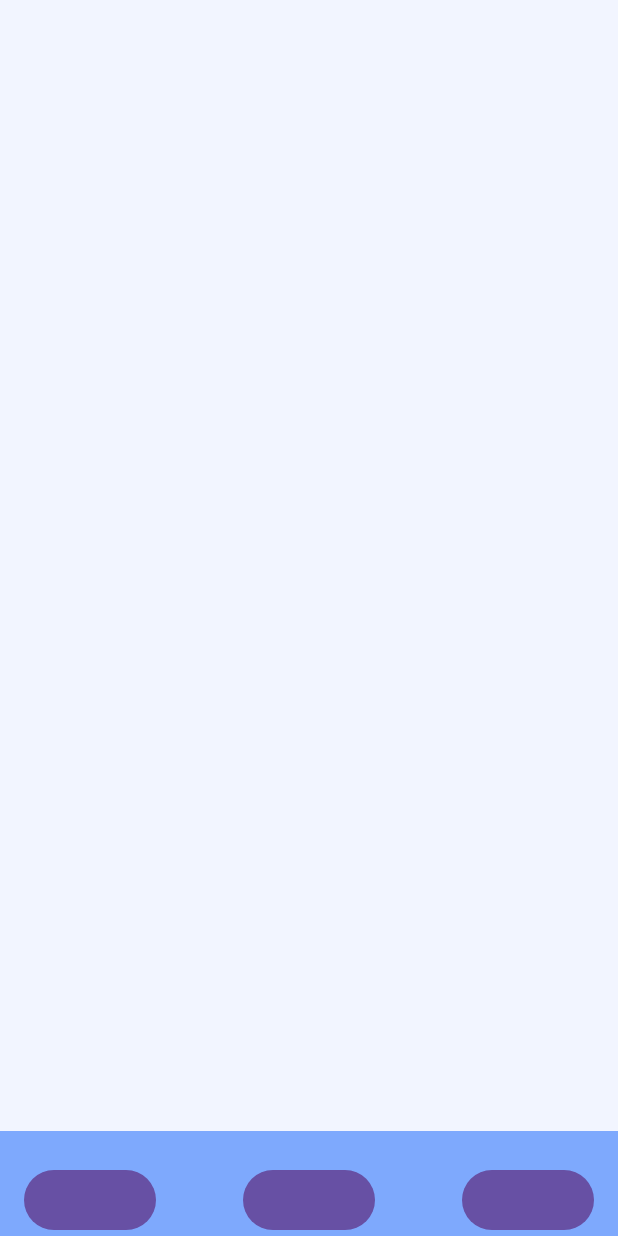
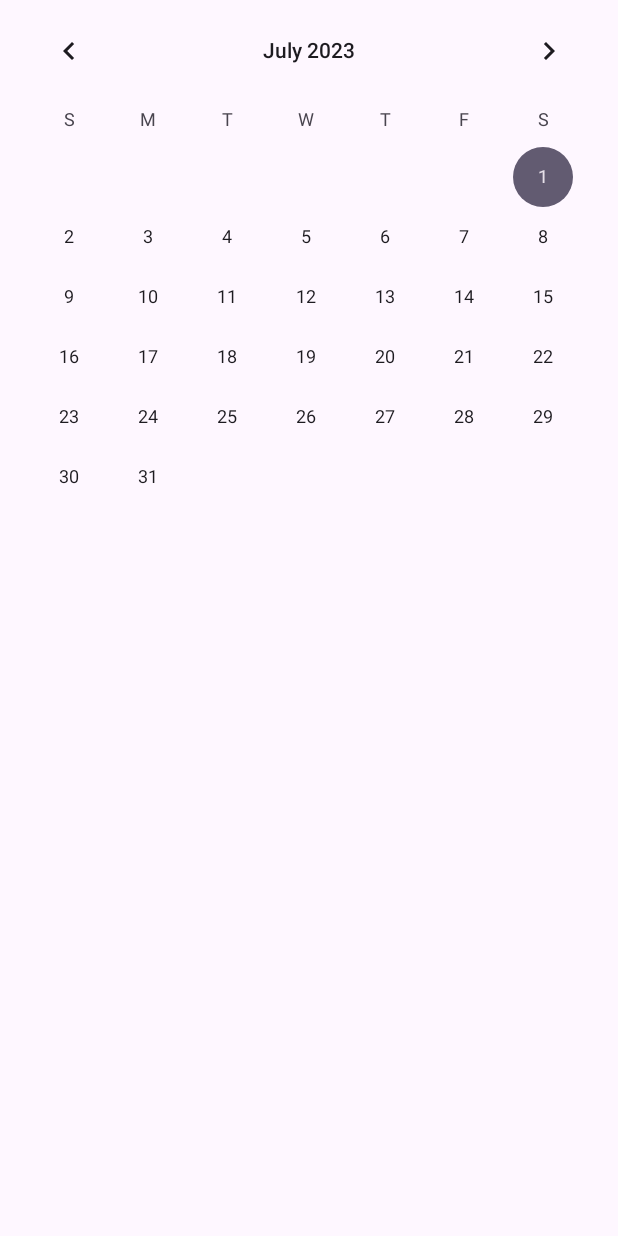
Before and after one commit to HANIUM-MindFriend/mindfriend-front, an Android app: the screen it shows after launch (Calendar), on a phone screen of 412 x 824 dp. Run offline under Robolectric (Android 15) with nearby library versions, the phone set to English and light mode, and no system bars.

Commit message:
feat 캘린더

```diff
--- a/app/src/main/java/com/example/mindfriendfront/Calendar.kt
+++ b/app/src/main/java/com/example/mindfriendfront/Calendar.kt
@@ -2,10 +2,27 @@ package com.example.mindfriendfront
 
 import androidx.appcompat.app.AppCompatActivity
 import android.os.Bundle
+import android.widget.TextView
+import android.widget.CalendarView
+
+
 
 class Calendar : AppCompatActivity() {
+
+    private lateinit var calendarView: CalendarView
+    private lateinit var selectedDateTextView: TextView
     override fun onCreate(savedInstanceState: Bundle?) {
         super.onCreate(savedInstanceState)
         setContentView(R.layout.activity_calendar)
+
+        calendarView = findViewById(R.id.calendarView)
+        selectedDateTextView = findViewById(R.id.selectedDateTextView)
+
+        calendarView.setOnDateChangeListener { _, year, month, dayOfMonth ->
+            val selectedDate = "${dayOfMonth}/${month + 1}/${year}"
+            selectedDateTextView.text = selectedDate
+        }
+
     }
+
 }
--- a/app/src/main/res/layout/activity_calendar.xml
+++ b/app/src/main/res/layout/activity_calendar.xml
@@ -5,6 +5,16 @@
     android:layout_width="match_parent"
     android:layout_height="match_parent"
     tools:context=".Calendar">
-    <include layout="@layout/activity_main" />
+
+    <CalendarView
+        android:id="@+id/calendarView"
+        android:layout_width="match_parent"
+        android:layout_height="match_parent" />
+
+    <TextView
+        android:id="@+id/selectedDateTextView"
+        android:layout_width="wrap_content"
+        android:layout_height="wrap_content"
+        android:layout_centerInParent="true" />
 
 </androidx.constraintlayout.widget.ConstraintLayout>
```
